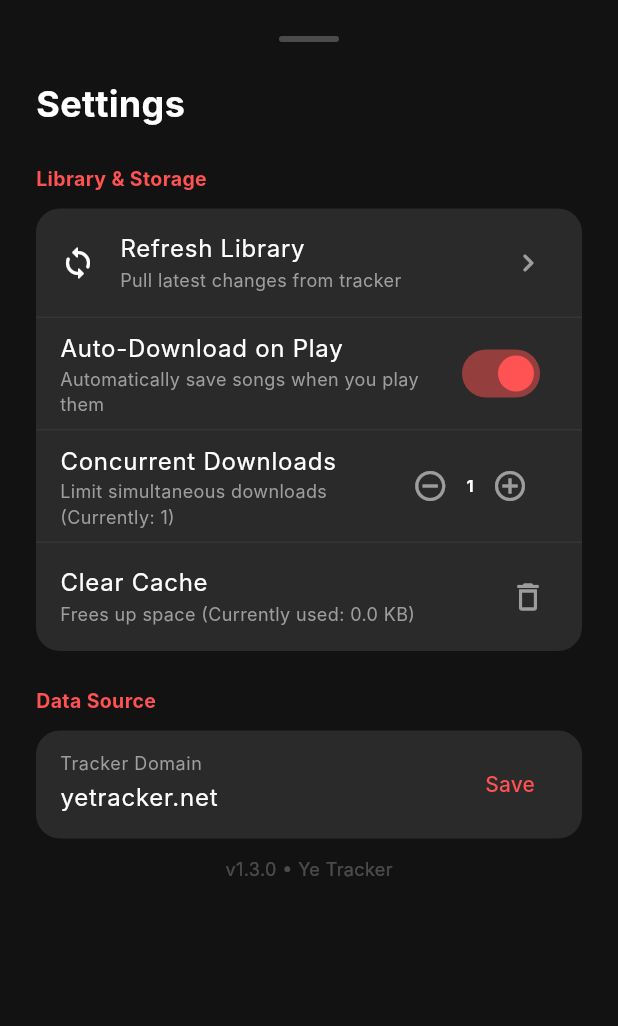
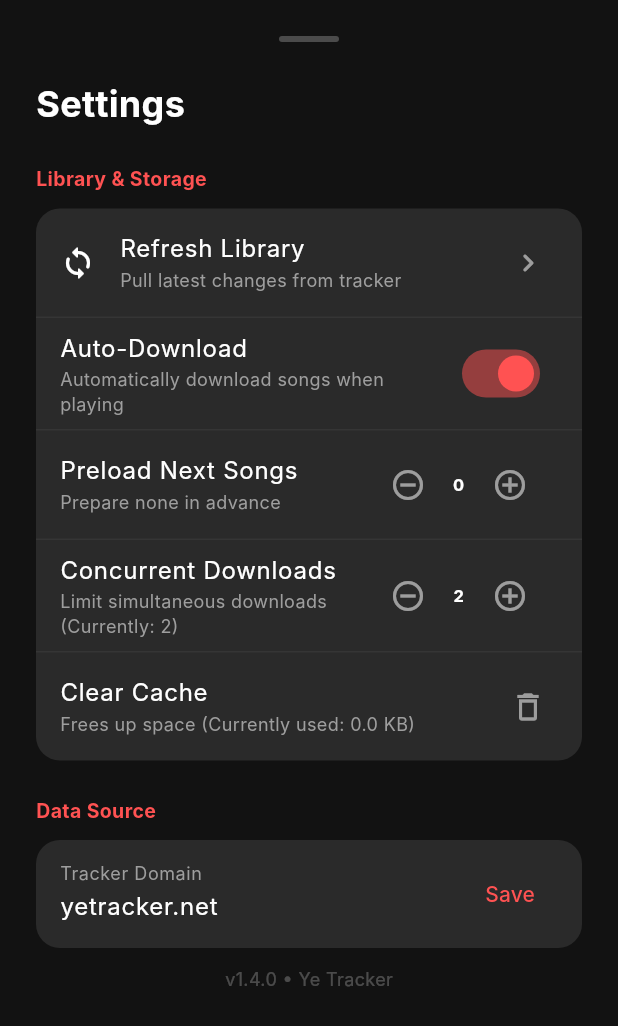
Before and after one commit to ameenalasady/ye_tracker_app, a Flutter app: the SettingsSheet widget shown alone on an empty page, opened directly, after a tap on the "remove circle outline" icon, on a phone screen of 412 x 824 dp. Shown: the top 1026 px of the screen. Run offline on Flutter 3.47's test engine with Material 3 defaults, Android fonts, the phone set to English and light mode, and no system bars; our stand-ins replace audio_service, cached_network_image, dio, flutter_riverpod, hive, hive_flutter and 2 more; accounts and stored records are empty; network calls fail; Roboto replaces fonts that are missing (Inter).

Commit message:
feat: implement customizable track preloading and shuffle-aware auto-downloads

```diff
--- a/lib/providers/app_providers.dart
+++ b/lib/providers/app_providers.dart
@@ -59,7 +59,7 @@
   }
 }
 
-// NEW: Max Concurrent Downloads Provider
+// Max Concurrent Downloads Provider
 final maxConcurrentDownloadsProvider =
     StateNotifierProvider<MaxConcurrentNotifier, int>((ref) {
       return MaxConcurrentNotifier(ref);
@@ -81,6 +81,31 @@
     Hive.box('settings').put('max_concurrent_downloads', value);
     // Trigger queue check in case we increased the limit
     ref.read(downloadManagerProvider).retryQueue();
+  }
+}
+
+// --- NEW: Preload Count Provider ---
+final preloadCountProvider = StateNotifierProvider<PreloadCountNotifier, int>((
+  ref,
+) {
+  return PreloadCountNotifier();
+});
+
+class PreloadCountNotifier extends StateNotifier<int> {
+  PreloadCountNotifier() : super(1) {
+    _load();
+  }
+
+  void _load() {
+    final box = Hive.box('settings');
+    state = box.get('preload_count', defaultValue: 1);
+  }
+
+  void set(int value) {
+    if (value < 0) value = 0;
+    if (value > 10) value = 10; // Reasonable limit
+    state = value;
+    Hive.box('settings').put('preload_count', value);
   }
 }
 
--- a/lib/ui/sheets/settings_sheet.dart
+++ b/lib/ui/sheets/settings_sheet.dart
@@ -61,6 +61,7 @@
     final autoDownload = ref.watch(autoDownloadProvider);
     final cacheSizeAsync = ref.watch(cacheSizeProvider);
     final maxConcurrent = ref.watch(maxConcurrentDownloadsProvider);
+    final preloadCount = ref.watch(preloadCountProvider);
 
     return Padding(
       padding: EdgeInsets.fromLTRB(
@@ -141,17 +142,68 @@
                   value: autoDownload,
                   activeThumbColor: const Color(0xFFFF5252),
                   title: const Text(
-                    "Auto-Download on Play",
+                    "Auto-Download",
                     style: TextStyle(color: Colors.white),
                   ),
                   subtitle: const Text(
-                    "Automatically save songs when you play them",
+                    "Automatically download songs when playing",
                     style: TextStyle(color: Colors.grey, fontSize: 12),
                   ),
                   onChanged: (val) {
                     ref.read(autoDownloadProvider.notifier).set(val);
                   },
                 ),
+                // --- NEW: Preload Count Setting ---
+                Divider(height: 1, color: Colors.white.withValues(alpha: 0.05)),
+                ListTile(
+                  title: const Text(
+                    "Preload Next Songs",
+                    style: TextStyle(color: Colors.white),
+                  ),
+                  subtitle: Text(
+                    "Prepare ${preloadCount == 0 ? 'none' : '$preloadCount song${preloadCount > 1 ? 's' : ''}'} in advance",
+                    style: const TextStyle(color: Colors.grey, fontSize: 12),
+                  ),
+                  trailing: Row(
+                    mainAxisSize: MainAxisSize.min,
+                    children: [
+                      IconButton(
+                        icon: const Icon(
+                          Icons.remove_circle_outline,
+                          color: Colors.white54,
+                        ),
+                        onPressed: preloadCount > 0
+                            ? () => ref
+                                  .read(preloadCountProvider.notifier)
+                                  .set(preloadCount - 1)
+                            : null,
+                      ),
+                      SizedBox(
+                        width: 20,
+                        child: Text(
+                          "$preloadCount",
+                          textAlign: TextAlign.center,
+                          style: const TextStyle(
+                            color: Colors.white,
+                            fontWeight: FontWeight.bold,
+                          ),
+                        ),
+                      ),
+                      IconButton(
+                        icon: const Icon(
+                          Icons.add_circle_outline,
+                          color: Colors.white54,
+                        ),
+                        onPressed: preloadCount < 10
+                            ? () => ref
+                                  .read(preloadCountProvider.notifier)
+                                  .set(preloadCount + 1)
+                            : null,
+                      ),
+                    ],
+                  ),
+                ),
+                // ----------------------------------
                 Divider(height: 1, color: Colors.white.withValues(alpha: 0.05)),
                 ListTile(
                   title: const Text(
@@ -176,11 +228,15 @@
                                   .set(maxConcurrent - 1)
                             : null,
                       ),
-                      Text(
-                        "$maxConcurrent",
-                        style: const TextStyle(
-                          color: Colors.white,
-                          fontWeight: FontWeight.bold,
+                      SizedBox(
+                        width: 20,
+                        child: Text(
+                          "$maxConcurrent",
+                          textAlign: TextAlign.center,
+                          style: const TextStyle(
+                            color: Colors.white,
+                            fontWeight: FontWeight.bold,
+                          ),
                         ),
                       ),
                       IconButton(
@@ -305,7 +361,7 @@
           const SizedBox(height: 12),
           const Center(
             child: Text(
-              "v1.3.0 • Ye Tracker",
+              "v1.4.0 • Ye Tracker",
               style: TextStyle(color: Colors.white24, fontSize: 12),
             ),
           ),
```
Also changed, not shown: lib/services/audio_handler.dart (+71 -12 lines).
